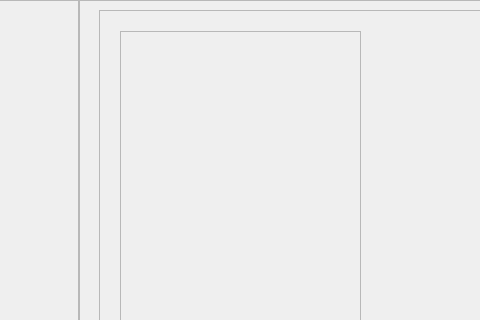
Qt form UI/Views/optionsForm.ui (Excal21/GestureBoard) before a commit; both pictures show x 201 to 681 and y 0 to 320 of the 800 by 410 pixel window.
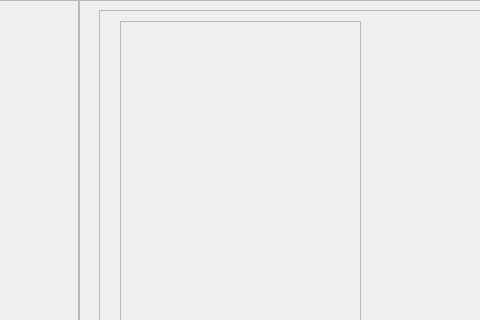
The same form after that commit.

Patch:
```diff
--- a/UI/Views/optionsForm.ui
+++ b/UI/Views/optionsForm.ui
@@ -101,9 +101,9 @@
       <property name="geometry">
        <rect>
         <x>20</x>
-        <y>20</y>
+        <y>10</y>
         <width>241</width>
-        <height>301</height>
+        <height>321</height>
        </rect>
       </property>
       <property name="widgetResizable">
@@ -115,7 +115,7 @@
          <x>0</x>
          <y>0</y>
          <width>239</width>
-         <height>299</height>
+         <height>319</height>
         </rect>
        </property>
       </widget>
```
